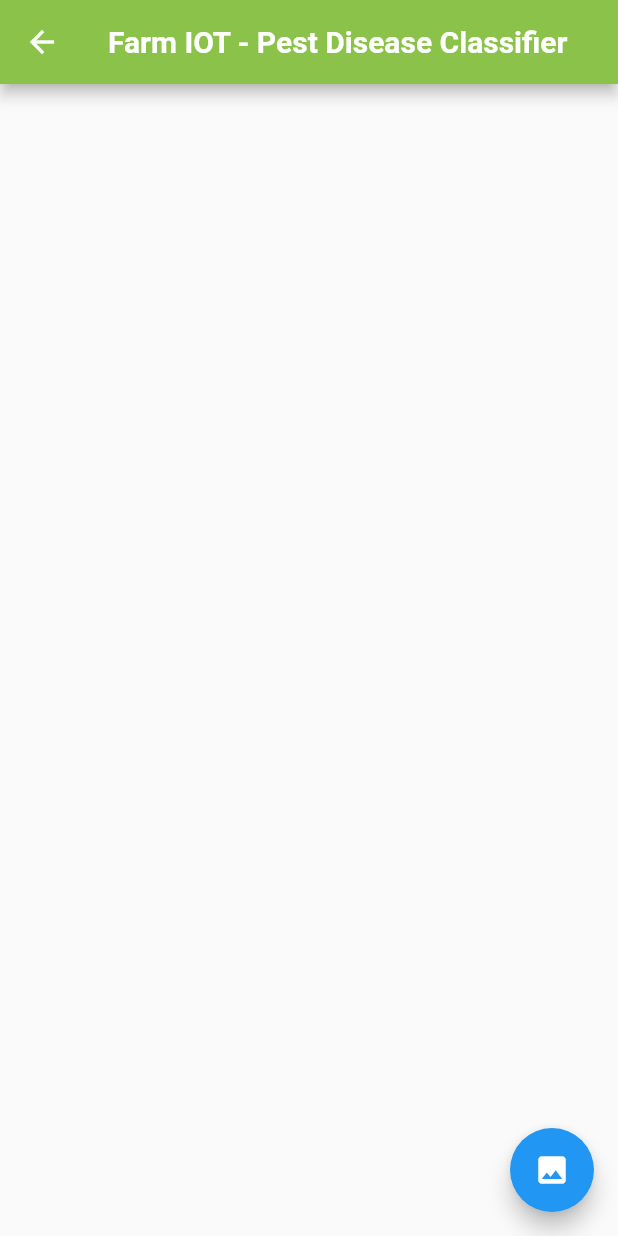
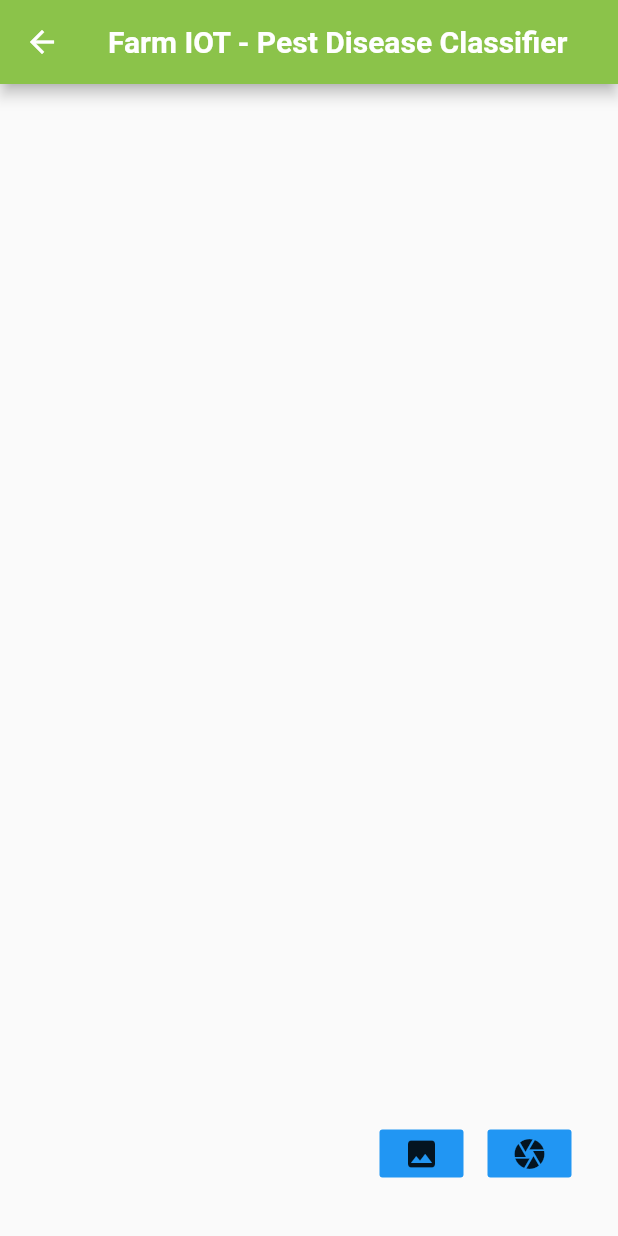
Before and after one commit to Farm-IOT/Farm-Iot-App-Tflite, a Flutter app: the ImageAnalyse screen opened directly, after a tap on the "image" icon, on a phone screen of 412 x 824 dp. Run offline on Flutter 3.47's test engine with Material 2 defaults, Android fonts, the phone set to English and light mode, and no system bars; our stand-ins replace image_picker; missing offline and left inert: tflite.

Commit message:
Camera Feature and New Model Added

```diff
--- a/lib/screens/image_analysis.dart
+++ b/lib/screens/image_analysis.dart
@@ -64,15 +64,47 @@ class _ImageAnalyseState extends State<ImageAnalyse> {
           ],
         ),
       ),
-      floatingActionButton: FloatingActionButton(
-        onPressed: pickImage,
-        child: Icon(Icons.image),
+      floatingActionButton: Padding(
+        padding: const EdgeInsets.all(15.0),
+        child: Row(
+          mainAxisAlignment: MainAxisAlignment.end,
+          children: <Widget>[
+            FlatButton(
+              height: 32.0,
+              minWidth: 8.0,
+              color: Colors.blue,
+              onPressed: pickImageFromGallery,
+              child: Icon(Icons.image),
+            ),
+            SizedBox(
+              width: 16.0,
+            ),
+            FlatButton(
+              height: 32.0,
+              minWidth: 8.0,
+              color: Colors.blue,
+              onPressed: pickImageFromCamera,
+              child: Icon(Icons.camera),
+            ),
+          ],
+        ),
       ),
+
     );
   }
 
-  pickImage() async {
+  pickImageFromGallery() async {
     var image = await ImagePicker.pickImage(source: ImageSource.gallery);
+    if (image == null) return null;
+    setState(() {
+      _loading = true;
+      _image = image;
+    });
+    classifyImage(image);
+  }
+
+  pickImageFromCamera() async {
+    var image = await ImagePicker.pickImage(source: ImageSource.camera);
     if (image == null) return null;
     setState(() {
       _loading = true;
```
